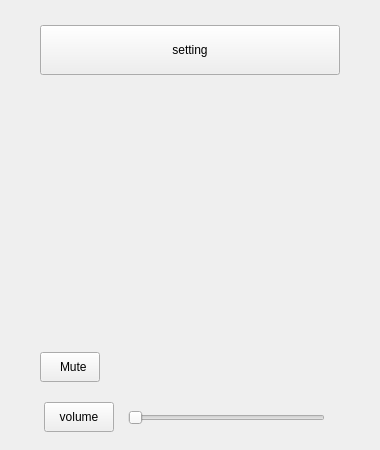
ukui/ukui-sidebar, file src/plugins/ukui-clock/setupPage.ui: the form before one commit.
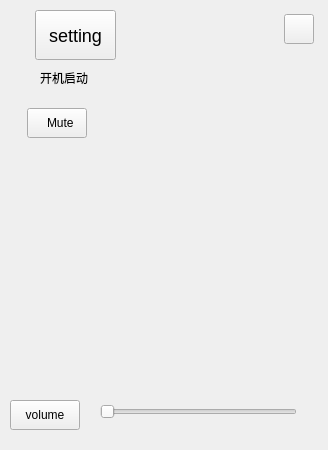
The form after the commit. Icons and pictures are not drawn.

The edit to the form file:
```diff
--- a/src/plugins/ukui-clock/setupPage.ui
+++ b/src/plugins/ukui-clock/setupPage.ui
@@ -6,7 +6,7 @@
    <rect>
     <x>0</x>
     <y>0</y>
-    <width>380</width>
+    <width>328</width>
     <height>450</height>
    </rect>
   </property>
@@ -21,7 +21,7 @@
     <rect>
      <x>0</x>
      <y>0</y>
-     <width>380</width>
+     <width>328</width>
      <height>450</height>
     </rect>
    </property>
@@ -31,8 +31,8 @@
    <widget class="QPushButton" name="pushButton">
     <property name="geometry">
      <rect>
-      <x>275</x>
-      <y>53</y>
+      <x>236</x>
+      <y>66</y>
       <width>50</width>
       <height>24</height>
      </rect>
@@ -52,8 +52,8 @@
    <widget class="QPushButton" name="pushButton_2">
     <property name="geometry">
      <rect>
-      <x>275</x>
-      <y>353</y>
+      <x>236</x>
+      <y>108</y>
       <width>50</width>
       <height>24</height>
      </rect>
@@ -73,8 +73,8 @@
    <widget class="QSlider" name="horizontalSlider">
     <property name="geometry">
      <rect>
-      <x>128</x>
-      <y>406</y>
+      <x>100</x>
+      <y>400</y>
       <width>197</width>
       <height>24</height>
      </rect>
@@ -89,12 +89,16 @@
    <widget class="QPushButton" name="pushButton_4">
     <property name="geometry">
      <rect>
-      <x>40</x>
-      <y>25</y>
-      <width>300</width>
+      <x>35</x>
+      <y>10</y>
+      <width>81</width>
       <height>50</height>
      </rect>
     </property>
+    <property name="styleSheet">
+     <string notr="true">font:  &quot;Noto Sans Bengali&quot;;
+font-size:18px;</string>
+    </property>
     <property name="text">
      <string>setting</string>
     </property>
@@ -102,8 +106,8 @@
    <widget class="QPushButton" name="pushButton_5">
     <property name="geometry">
      <rect>
-      <x>40</x>
-      <y>352</y>
+      <x>27</x>
+      <y>108</y>
       <width>60</width>
       <height>30</height>
      </rect>
@@ -115,8 +119,8 @@
    <widget class="QPushButton" name="pushButton_6">
     <property name="geometry">
      <rect>
-      <x>44</x>
-      <y>402</y>
+      <x>10</x>
+      <y>400</y>
       <width>70</width>
       <height>30</height>
      </rect>
@@ -125,6 +129,44 @@
      <string>volume</string>
     </property>
    </widget>
+   <widget class="QLabel" name="label">
+    <property name="geometry">
+     <rect>
+      <x>40</x>
+      <y>66</y>
+      <width>68</width>
+      <height>23</height>
+     </rect>
+    </property>
+    <property name="text">
+     <string>开机启动</string>
+    </property>
+   </widget>
+   <widget class="QPushButton" name="closeBtn">
+    <property name="geometry">
+     <rect>
+      <x>284</x>
+      <y>14</y>
+      <width>30</width>
+      <height>30</height>
+     </rect>
+    </property>
+    <property name="minimumSize">
+     <size>
+      <width>30</width>
+      <height>30</height>
+     </size>
+    </property>
+    <property name="maximumSize">
+     <size>
+      <width>30</width>
+      <height>30</height>
+     </size>
+    </property>
+    <property name="text">
+     <string/>
+    </property>
+   </widget>
   </widget>
  </widget>
  <resources/>
```
